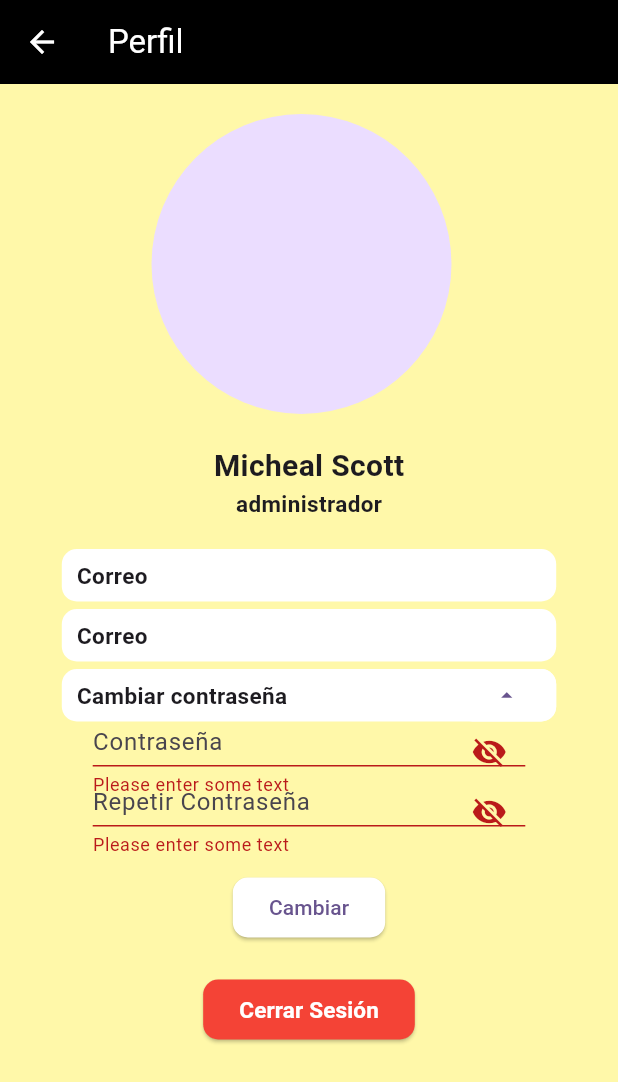
After one commit to Michael-VillanuevaTorres/ProyectoBomberos, a Flutter app: the perfil screen opened by its route, after a tap on the "edit" icon, after a tap on "Cambiar", on a phone screen of 412 x 824 dp. The commit adds this screen. Shown: the top 1082 px of the screen. Run offline on Flutter 3.47's test engine with Material 2 defaults, Android fonts, the phone set to English and light mode, and no system bars; our stand-ins replace auto_size_text, fluttertoast, pie_chart; missing offline and left inert: dart:ffi.

Commit message:
Vista perfil usuario V1

```diff
--- a/app/lib/main.dart
+++ b/app/lib/main.dart
@@ -1,5 +1,6 @@
 import 'package:app/pages/activos.dart';
 import 'package:app/pages/login.dart';
+import 'package:app/pages/perfil.dart';
 import 'package:app/pages/register.dart';
 import 'package:flutter/material.dart';
 
@@ -22,6 +23,7 @@ class MyApp extends StatelessWidget {
         //'/': (BuildContext context) => MenuPage(),
         'registers': (BuildContext context) => tableRegister(),
         'actives': (BuildContext context) => available(),
+        'perfil': (BuildContext context) => perfil(),
       },
       title: 'Flutter Demo',
       theme: ThemeData(
--- /dev/null
+++ b/app/lib/pages/perfil.dart
@@ -0,0 +1,241 @@
+import 'dart:ffi';
+
+import 'package:flutter/material.dart';
+import 'package:app/utils/colors.dart';
+
+class perfil extends StatefulWidget {
+  const perfil({super.key});
+
+  @override
+  State<perfil> createState() => _perfilState();
+}
+
+class _perfilState extends State<perfil> {
+  TextEditingController password = TextEditingController();
+  bool _obscureTextone = true;
+  bool _obscureTexttwo = true;
+
+  TextEditingController repassword = TextEditingController();
+  final _formKey = GlobalKey<FormState>();
+  bool editar = false;
+
+  Widget updatePassword(BuildContext context) {
+    return Padding(
+      padding: const EdgeInsets.all(10.0),
+      child: Form(
+        key: _formKey,
+        child: Column(
+          crossAxisAlignment: CrossAxisAlignment.center,
+          children: [
+            SizedBox(
+              width: MediaQuery.of(context).size.width * 0.7,
+              height: 40,
+              child: TextFormField(
+                controller: password,
+                obscureText: _obscureTextone,
+                decoration: InputDecoration(
+                  suffixIcon: IconButton(
+                    icon: Icon(
+                      _obscureTextone ? Icons.visibility_off : Icons.visibility,
+                    ),
+                    onPressed: () {
+                      setState(() {
+                        _obscureTextone =
+                            !_obscureTextone; // Cambia entre texto visible y oculto
+                      });
+                    },
+                  ),
+                  hintText: "Contraseña",
+                ),
+                // The validator receives the text that the user has entered.
+                validator: (value) {
+                  if (value == null || value.isEmpty) {
+                    return 'Please enter some text';
+                  }
+                  return null;
+                },
+              ),
+            ),
+            SizedBox(
+              width: MediaQuery.of(context).size.width * 0.7,
+              height: 40,
+              child: TextFormField(
+                controller: repassword,
+                obscureText: _obscureTexttwo,
+                decoration: InputDecoration(
+                  suffixIcon: IconButton(
+                    icon: Icon(
+                      _obscureTexttwo ? Icons.visibility_off : Icons.visibility,
+                    ),
+                    onPressed: () {
+                      setState(() {
+                        _obscureTexttwo =
+                            !_obscureTexttwo; // Cambia entre texto visible y oculto
+                      });
+                    },
+                  ),
+                  hintText: "Repetir Contraseña",
+                ),
+                // The validator receives the text that the user has entered.
+                validator: (value) {
+                  if (value == null || value.isEmpty) {
+                    return 'Please enter some text';
+                  }
+                  return null;
+                },
+              ),
+            ),
+            Padding(
+              padding: const EdgeInsets.symmetric(vertical: 10),
+              child: ElevatedButton(
+                style: ElevatedButton.styleFrom(
+                  backgroundColor: Colors.white,
+                  shape: RoundedRectangleBorder(
+                    borderRadius: BorderRadius.circular(10),
+                  ),
+                ),
+                onPressed: () {
+                  // Validate returns true if the form is valid, or false otherwise.
+                  if (_formKey.currentState!.validate()) {
+                    // If the form is valid, display a snackbar. In the real world,
+                    // you'd often call a server or save the information in a database.
+                    ScaffoldMessenger.of(context).showSnackBar(
+                      const SnackBar(content: Text('Processing Data')),
+                    );
+                  }
+                },
+                child: const Text('Cambiar'),
+              ),
+            ),
+          ],
+        ),
+      ),
+    );
+  }
+
+  @override
+  Widget build(BuildContext context) {
+    return Scaffold(
+      backgroundColor: colorBackground,
+      appBar: AppBar(
+        foregroundColor: Colors.white,
+        backgroundColor: Colors.black,
+        title: const Align(
+          alignment: Alignment.centerLeft,
+          child: Text(
+            "Perfil",
+            textAlign: TextAlign.left,
+            style: TextStyle(color: Colors.white),
+          ),
+        ),
+      ),
+      body: Center(
+        child: Column(
+          children: [
+            Container(
+              margin: const EdgeInsets.only(left: 10, right: 20, top: 20),
+              child: const CircleAvatar(
+                maxRadius: 100,
+                //backgroundImage: NetworkImage(""), // insertar imagen de perfil
+              ),
+            ),
+            Container(
+              margin: const EdgeInsets.only(top: 20),
+              child: const Text(
+                "Micheal Scott",
+                style: TextStyle(fontSize: 20, fontWeight: FontWeight.bold),
+              ),
+            ),
+            Container(
+              child: const Text(
+                "administrador",
+                style: TextStyle(fontSize: 15, fontWeight: FontWeight.bold),
+              ),
+            ),
+            Container(
+              padding: EdgeInsets.only(left: 10),
+              alignment: Alignment.centerLeft,
+              width: MediaQuery.of(context).size.width * 0.8,
+              height: 35,
+              decoration: BoxDecoration(
+                color: Colors.white,
+                borderRadius: BorderRadius.circular(10),
+              ),
+              margin: const EdgeInsets.only(top: 20),
+              child: const Text(
+                "Correo",
+                style: TextStyle(fontSize: 15, fontWeight: FontWeight.bold),
+              ),
+            ),
+            Container(
+              padding: EdgeInsets.only(left: 10),
+              alignment: Alignment.centerLeft,
+              width: MediaQuery.of(context).size.width * 0.8,
+              height: 35,
+              decoration: BoxDecoration(
+                color: Colors.white,
+                borderRadius: BorderRadius.circular(10),
+              ),
+              margin: const EdgeInsets.only(top: 5),
+              child: const Text(
+                "Correo",
+                style: TextStyle(fontSize: 15, fontWeight: FontWeight.bold),
+              ),
+            ),
+            Container(
+              padding: EdgeInsets.only(left: 10),
+              alignment: Alignment.centerLeft,
+              width: MediaQuery.of(context).size.width * 0.8,
+              height: 35,
+              decoration: BoxDecoration(
+                color: Colors.white,
+                borderRadius: BorderRadius.circular(10),
+              ),
+              margin: const EdgeInsets.only(top: 5),
+              child: Row(
+                mainAxisAlignment: MainAxisAlignment.spaceBetween,
+                children: [
+                  Text(
+                    "Cambiar contraseña",
+                    style: TextStyle(fontSize: 15, fontWeight: FontWeight.bold),
+                  ),
+                  ElevatedButton(
+                    onPressed: () {
+                      if (editar == true) {
+                        editar = false;
+                      } else {
+                        editar = true;
+                      }
+                      setState(() {});
+                    },
+                    child:
+                        !editar ? Icon(Icons.edit) : Icon(Icons.arrow_drop_up),
+                    style: ElevatedButton.styleFrom(
+                        backgroundColor: Colors.white,
+                        disabledBackgroundColor: Colors.white,
+                        elevation: 0,
+                        shape: RoundedRectangleBorder(
+                            borderRadius: BorderRadius.circular(10))),
+                  ),
+                ],
+              ),
+            ),
+            editar ? updatePassword(context) : const Text(""),
+            ElevatedButton(
+              onPressed: () {},
+              child: const Text("Cerrar Sesión",
+                  style: TextStyle(
+                      fontSize: 15,
+                      fontWeight: FontWeight.bold,
+                      color: Colors.white)),
+              style: ElevatedButton.styleFrom(
+                  backgroundColor: Colors.red,
+                  shape: RoundedRectangleBorder(
+                      borderRadius: BorderRadius.circular(10))),
+            ),
+          ],
+        ),
+      ),
+    );
+  }
+}
--- a/app/pubspec.yaml
+++ b/app/pubspec.yaml
@@ -40,6 +40,7 @@ dependencies:
   dropdown_button2: ^2.3.9
   auto_size_text: ^3.0.0
   pie_chart: ^5.3.2
+  jwt_decoder: ^2.0.1
 
 dev_dependencies:
   flutter_test:
```
Also changed, not shown: app/pubspec.lock.
